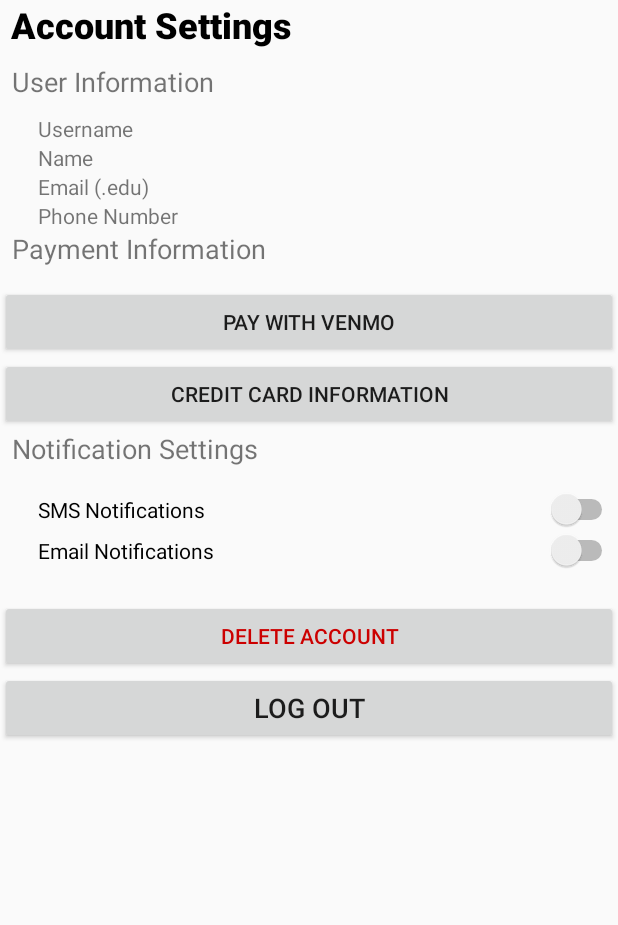
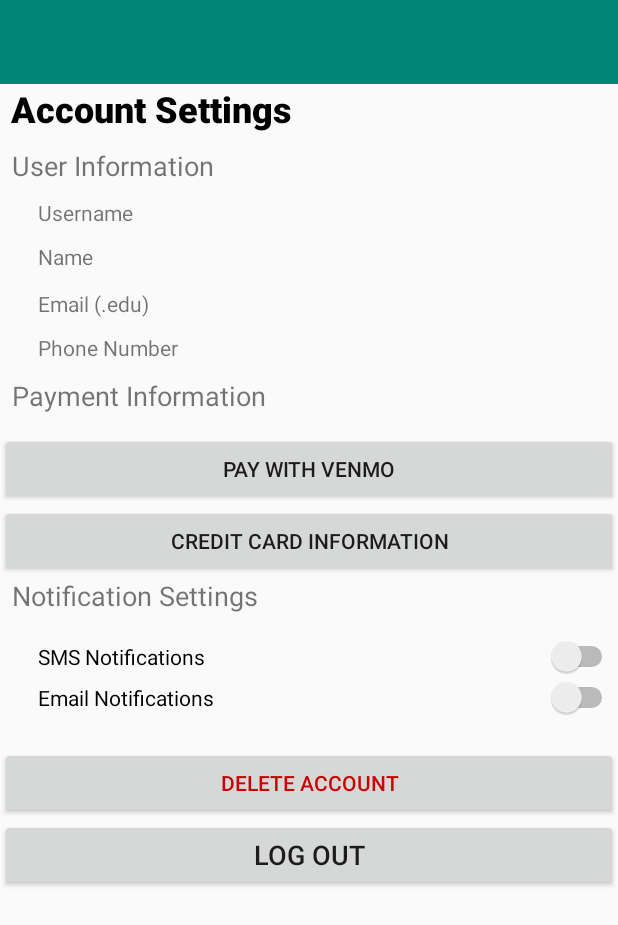
Before and after one commit to shoffman813/CS495, an Android app: the layout activity_account.xml on its own in the app's theme, with its tools: preview values and no code run, on a phone screen of 412 x 824 dp. Shown: the top 925 px of the screen. Run offline under Robolectric (Android 15) with nearby library versions, the phone set to English and light mode, and no system bars.

Commit message:
changes to Account Activity

```diff
--- a/app/src/main/res/layout/activity_account.xml
+++ b/app/src/main/res/layout/activity_account.xml
@@ -13,6 +13,14 @@
         android:layout_width="match_parent"
         android:layout_height="match_parent"
         android:orientation="vertical">
+
+        <android.support.v7.widget.Toolbar
+            android:id="@+id/toolbar"
+            android:layout_width="match_parent"
+            android:layout_height="wrap_content"
+            android:background="?attr/colorPrimary"
+            android:minHeight="?attr/actionBarSize"
+            android:theme="?attr/actionBarTheme" />
 
         <TextView
             android:id="@+id/Account"
@@ -37,34 +45,46 @@
             app:layout_constraintStart_toStartOf="parent"
             tools:layout_editor_absoluteY="105dp" />
 
-        <TextView
-            android:id="@+id/Username"
-            android:layout_width="76dp"
+        <LinearLayout
+            android:layout_width="match_parent"
             android:layout_height="wrap_content"
-            android:layout_marginStart="25dp"
-            android:layout_marginLeft="25dp"
-            android:text="Username" />
+            android:orientation="horizontal">
+
+            <TextView
+                android:id="@+id/Uname"
+                android:layout_width="82dp"
+                android:layout_height="29dp"
+                android:layout_marginStart="25dp"
+                android:layout_marginLeft="25dp"
+                android:text="Username" />
+                android:text="Username" />
+
+            <TextView
+                android:id="@+id/Username"
+                android:layout_width="wrap_content"
+                android:layout_height="match_parent" />
+        </LinearLayout>
 
         <TextView
             android:id="@+id/Name"
-            android:layout_width="78dp"
-            android:layout_height="wrap_content"
+            android:layout_width="80dp"
+            android:layout_height="31dp"
             android:layout_marginStart="25dp"
             android:layout_marginLeft="25dp"
             android:text="Name" />
 
         <TextView
             android:id="@+id/Email"
-            android:layout_width="78dp"
-            android:layout_height="wrap_content"
+            android:layout_width="89dp"
+            android:layout_height="29dp"
             android:layout_marginStart="25dp"
             android:layout_marginLeft="25dp"
             android:text="Email (.edu)" />
 
         <TextView
             android:id="@+id/PhoneNumber"
-            android:layout_width="107dp"
-            android:layout_height="wrap_content"
+            android:layout_width="108dp"
+            android:layout_height="29dp"
             android:layout_marginStart="25dp"
             android:layout_marginLeft="25dp"
             android:text="Phone Number" />
```
